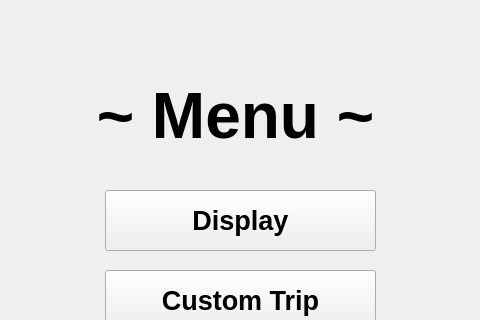
KasimRashid/CS1D-project-2, file CS1D-project-2- real/Project/Project-2/menuselectwindow.ui: the form before one commit; both pictures show x 165 to 645 and y 0 to 320 of the 800 by 600 pixel window.
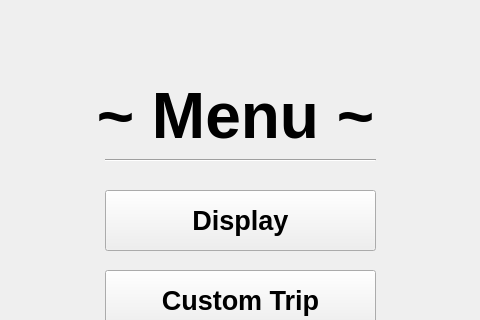
The form after the commit.

```diff
--- a/CS1D-project-2- real/Project/Project-2/menuselectwindow.ui
+++ b/CS1D-project-2- real/Project/Project-2/menuselectwindow.ui
@@ -93,6 +93,19 @@
      <set>Qt::AlignCenter</set>
     </property>
    </widget>
+   <widget class="Line" name="line">
+    <property name="geometry">
+     <rect>
+      <x>270</x>
+      <y>150</y>
+      <width>271</width>
+      <height>20</height>
+     </rect>
+    </property>
+    <property name="orientation">
+     <enum>Qt::Horizontal</enum>
+    </property>
+   </widget>
   </widget>
   <widget class="QMenuBar" name="menubar">
    <property name="geometry">
```
